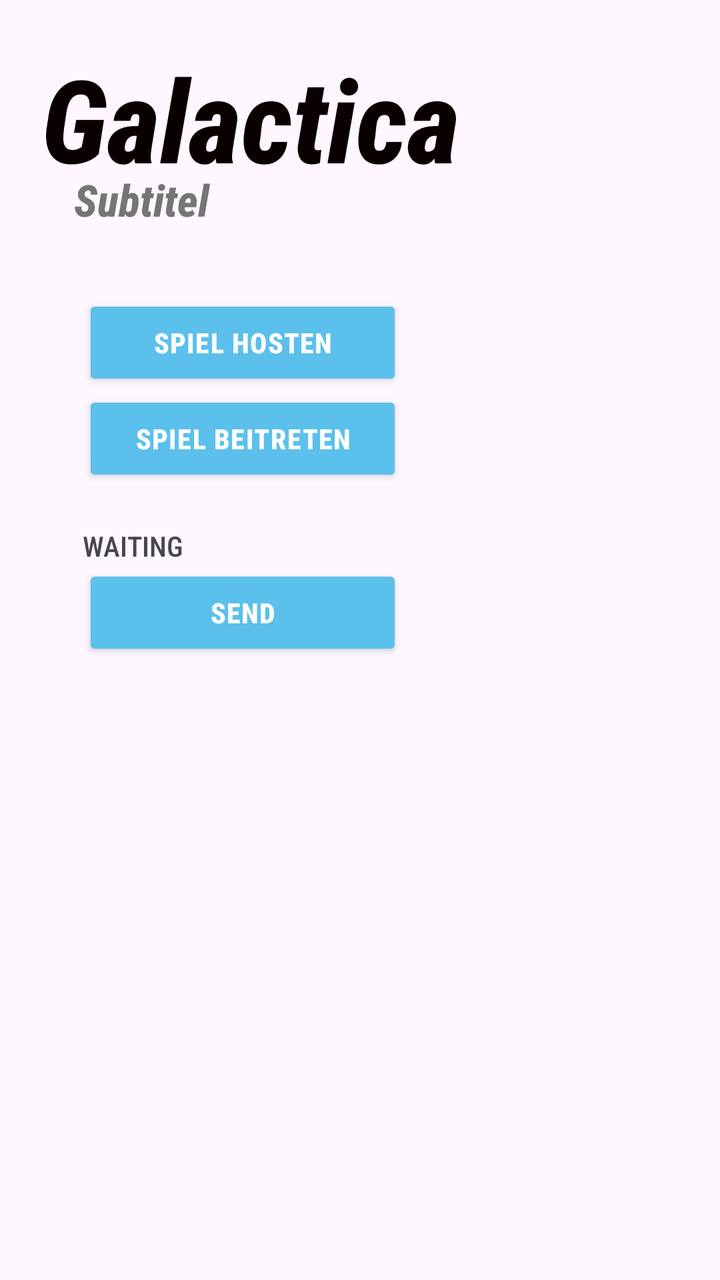
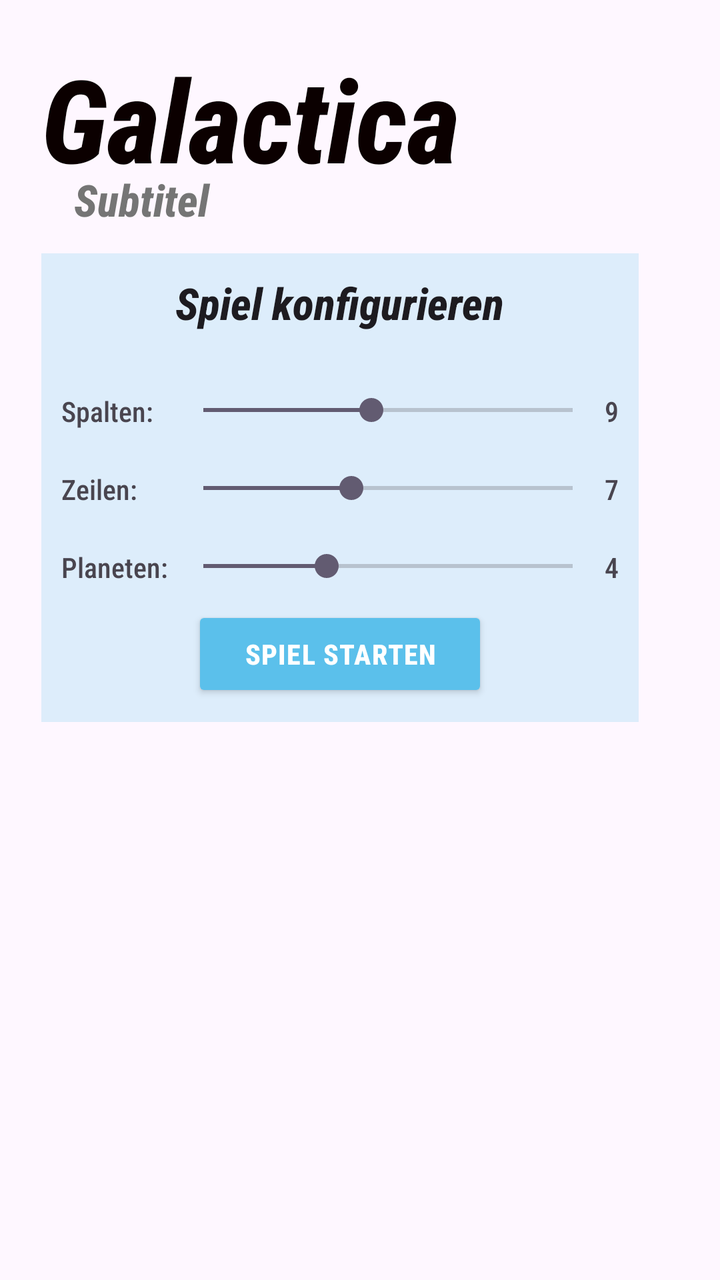

An Android layout rendered at two revisions. The XML below is the earlier revision; the diff shows what the commit changed to produce the second picture.
<!-- AndroidManifest.xml: application theme Theme.Galactica -->
<!-- res/layout/activity_main.xml -->
<?xml version="1.0" encoding="utf-8"?>
<androidx.constraintlayout.widget.ConstraintLayout xmlns:android="http://schemas.android.com/apk/res/android"
    xmlns:app="http://schemas.android.com/apk/res-auto"
    xmlns:tools="http://schemas.android.com/tools"
    android:id="@+id/main"
    android:layout_width="match_parent"
    android:layout_height="match_parent"
    tools:context=".MainActivity">

    <LinearLayout
        android:id="@+id/menu_left_layout"
        android:layout_width="match_parent"
        android:layout_height="match_parent"
        android:gravity="top|start"
        android:orientation="vertical"
        android:padding="10pt">

        <TextView
            android:id="@+id/gametitle"
            android:layout_width="wrap_content"
            android:layout_height="wrap_content"
            android:fontFamily="sans-serif-condensed-medium"
            android:text="@string/app_name"
            android:textColor="#0B0000"
            android:textSize="28pt"
            android:textStyle="bold|italic"
            app:layout_constraintBottom_toBottomOf="parent"
            app:layout_constraintEnd_toEndOf="parent"
            app:layout_constraintStart_toStartOf="parent"
            app:layout_constraintTop_toTopOf="parent" />

        <TextView
            android:id="@+id/subtitle"
            android:layout_width="match_parent"
            android:layout_height="wrap_content"
            android:fontFamily="sans-serif-condensed-medium"
            android:text="@string/subtitle"
            android:textAppearance="@style/TextAppearance.AppCompat.Large"
            android:textColor="@color/gray_600"
            android:textStyle="bold|italic"
            android:translationX="8pt"
            android:translationY="-6pt"
            app:layout_constraintBottom_toBottomOf="parent"
            app:layout_constraintEnd_toEndOf="parent"
            app:layout_constraintStart_toStartOf="parent"
            app:layout_constraintTop_toTopOf="parent" />

        <HorizontalScrollView
            android:id="@+id/campaign_levels"
            android:layout_width="match_parent"
            android:layout_height="match_parent"
            android:layout_marginStart="1dp"
            android:layout_marginTop="1dp"
            android:layout_marginEnd="1dp"
            android:layout_marginBottom="1dp"
            android:foregroundGravity="center_vertical"
            android:visibility="gone">

            
            <LinearLayout
                android:layout_width="wrap_content"
                android:layout_height="match_parent"
                android:foregroundGravity="center"
                android:gravity="center"
                android:orientation="horizontal">

                <de.mstrauss.galactica.ui.LevelCard
                    android:layout_width="match_parent"
                    android:layout_height="match_parent"
                    app:LevelNumber="1"
                    app:columns="6"
                    app:planetAmount="3"
                    app:rows="4" />

                <de.mstrauss.galactica.ui.LevelCard
                    android:layout_width="match_parent"
                    android:layout_height="match_parent"
                    app:LevelNumber="2"
                    app:availableMoves="26"
                    app:columns="7"
                    app:planetAmount="5"
                    app:rows="5" />

                <de.mstrauss.galactica.ui.LevelCard
                    android:layout_width="match_parent"
                    android:layout_height="match_parent"
                    app:LevelNumber="3"
                    app:availableMoves="18"
                    app:columns="9"
                    app:planetAmount="6"
                    app:rows="7" />

                <de.mstrauss.galactica.ui.LevelCard
                    android:layout_width="match_parent"
                    android:layout_height="match_parent"
                    app:LevelNumber="4"
                    app:availableMoves="12"
                    app:columns="10"
                    app:planetAmount="2"
                    app:rows="4" />

                <de.mstrauss.galactica.ui.LevelCard
                    android:layout_width="match_parent"
                    android:layout_height="match_parent"
                    app:LevelNumber="5"
                    app:availableMoves="26"
                    app:columns="14"
                    app:planetAmount="8"
                    app:rows="11" />

            </LinearLayout>
        </HorizontalScrollView>

        <LinearLayout
            android:id="@+id/single_player_playground_setting"
            android:layout_width="match_parent"
            android:layout_height="match_parent"
            android:gravity="center"
            android:orientation="horizontal"
            android:visibility="gone">

            <LinearLayout
                android:layout_width="wrap_content"
                android:layout_height="wrap_content"
                android:gravity="start"
                android:orientation="vertical">

                <androidx.appcompat.widget.SwitchCompat
                    android:layout_width="match_parent"
                    android:layout_height="match_parent"></androidx.appcompat.widget.SwitchCompat>
            </LinearLayout>

            <Button
                android:id="@+id/start_single_player_game_button"
                style="@android:style/Widget.Material.Button"
                android:layout_width="wrap_content"
                android:layout_height="wrap_content"
                android:text="@string/start_game_button"></Button>
        </LinearLayout>

        <LinearLayout
            android:id="@+id/settings_menu_layout"
            android:layout_width="wrap_content"
            android:layout_height="wrap_content"
            android:gravity="center|start"
            android:orientation="vertical"
            android:padding="10pt"
            android:visibility="gone"></LinearLayout>

        <LinearLayout
            android:id="@+id/single_menu_layout"
            android:layout_width="wrap_content"
            android:layout_height="wrap_content"
            android:gravity="center|start"
            android:orientation="vertical"
            android:padding="10pt"
            android:visibility="gone">

            <Button
                android:id="@+id/campaign_button"
                style="@android:style/Widget.Material.Button"
                android:layout_width="match_parent"
                android:layout_height="wrap_content"
                android:text="@string/campagne_button" />

            <Button
                android:id="@+id/single_player_playground_button"
                style="@android:style/Widget.Material.Button"
                android:layout_width="match_parent"
                android:layout_height="wrap_content"
                android:text="@string/custom_game" />
        </LinearLayout>

        <LinearLayout
            android:id="@+id/multi_menu_layout"
            android:layout_width="wrap_content"
            android:layout_height="wrap_content"
            android:gravity="center|start"
            android:orientation="vertical"
            android:padding="10pt"
            android:visibility="visible">
            <Button
                android:id="@+id/host_game_button"
                style="@android:style/Widget.Material.Button"
                android:layout_width="match_parent"
                android:layout_height="wrap_content"
                android:text="@string/host_game_button"/>

            <Button
                android:id="@+id/join_game_button"
                style="@android:style/Widget.Material.Button"
                android:layout_width="match_parent"
                android:layout_height="wrap_content"
                android:text="@string/join_game_button"/>

            <Space
                android:layout_width="match_parent"
                android:layout_height="20dp"
                android:background="@color/black">
            </Space>

            <TextView
                android:id="@+id/testConnectionText"
                android:layout_width="match_parent"
                android:layout_height="wrap_content"
                android:text="WAITING"/>

            <Button
                android:id="@+id/testConnectionButton"
                style="@android:style/Widget.Material.Button"
                android:layout_width="match_parent"
                android:layout_height="wrap_content"
                android:text="SEND"/>
        </LinearLayout>

        <LinearLayout
            android:id="@+id/menu_buttons_layout"
            android:layout_width="wrap_content"
            android:layout_height="wrap_content"
            android:gravity="center|start"
            android:orientation="vertical"
            android:padding="10pt"
            android:visibility="gone">

            <Button
                android:id="@+id/menu_singleplayer_button"
                style="@android:style/Widget.Material.Button"
                android:layout_width="match_parent"
                android:layout_height="wrap_content"
                android:text="@string/singleplayer_button" />

            <Button
                android:id="@+id/menu_multiplayer_button"
                style="@android:style/Widget.Material.Button"
                android:layout_width="match_parent"
                android:layout_height="wrap_content"
                android:text="@string/multiplayer_button" />

            <Button
                android:id="@+id/menu_settings_button"
                style="@android:style/Widget.Material.Button"
                android:layout_width="wrap_content"
                android:layout_height="wrap_content"
                android:text="@string/settings_button" />

        </LinearLayout>

    </LinearLayout>

    <LinearLayout
        android:id="@+id/menu_back_button"
        android:layout_width="match_parent"
        android:layout_height="match_parent"
        android:gravity="end|top"
        android:orientation="vertical"
        android:padding="5pt"
        android:visibility="gone"
        app:layout_constraintTop_toTopOf="parent">

        <Button
            android:id="@+id/menu_back_button_inner"
            style="@android:style/Widget.Material.Button"
            android:layout_width="wrap_content"
            android:layout_height="wrap_content"
            android:text="@string/back_button" />
    </LinearLayout>
</androidx.constraintlayout.widget.ConstraintLayout>
<!-- resources referenced by this layout -->
<resources>
  <color name="black">#FF000000</color>
  <color name="gray_600">#FF757575</color>
  <string name="app_name">Galactica</string>
  <string name="back_button">Zurück</string>
  <string name="campagne_button">Kampagne</string>
  <string name="custom_game">Freies Spiel</string>
  <string name="host_game_button">Spiel Hosten</string>
  <string name="join_game_button">Spiel Beitreten</string>
  <string name="multiplayer_button">Mehrspieler</string>
  <string name="settings_button">Einstellungen</string>
  <string name="singleplayer_button">Einzelspieler</string>
  <string name="start_game_button">Start Game</string>
  <string name="subtitle">Subtitel</string>
  <style name="Theme.Galactica" parent="Base.Theme.Galactica" />
  <style name="Base.Theme.Galactica" parent="Theme.Material3.DayNight.NoActionBar">
  
          
          <item name="materialButtonStyle">@style/GalacticaButton</item>
  
          
          <item name="materialButtonOutlinedStyle">@style/GalacticaButton.Outlined</item>
  
          
          <item name="textAppearanceBodyLarge">@style/TextAppearance.Galactica.Body</item>
          <item name="fontFamily">sans-serif-condensed-medium</item>
  
          
      </style>
  <style name="GalacticaButton" parent="Widget.Material3.Button">
          <item name="backgroundTint">@color/space_glow</item>
          <item name="android:textColor">@color/white</item>
          <item name="cornerRadius">8dp</item>
          <item name="android:textStyle">bold</item>
          
          <item name="android:minHeight">52dp</item>
          <item name="android:insetTop">2dp</item>
          <item name="android:insetBottom">2dp</item>
          <item name="android:insetLeft">2dp</item>
          <item name="android:insetRight">2dp</item>
          <item name="android:letterSpacing">0.03</item>
      </style>
  <style name="GalacticaButton.Outlined" parent="Widget.Material3.Button.OutlinedButton">
          <item name="strokeColor">@color/space_glow</item>
          <item name="strokeWidth">2dp</item>
          <item name="cornerRadius">2dp</item>
          <item name="android:textColor">@color/white</item>
          <item name="android:minHeight">52dp</item>
      </style>
  <style name="TextAppearance.Galactica.Body" parent="TextAppearance.Material3.BodyLarge">
          <item name="android:textColor">@color/white</item>
      </style>
  <color name="space_glow">#5BC0EB</color>
  <color name="white">#FFFFFFFF</color>
</resources>

<!-- the commit's change to res/layout/activity_main.xml (unified diff, before → after) -->
@@ -178,39 +178,147 @@
             android:gravity="center|start"
             android:orientation="vertical"
             android:padding="10pt"
-            android:visibility="visible">
+            android:visibility="gone">
+
             <Button
                 android:id="@+id/host_game_button"
                 style="@android:style/Widget.Material.Button"
                 android:layout_width="match_parent"
                 android:layout_height="wrap_content"
-                android:text="@string/host_game_button"/>
+                android:text="@string/host_game_button" />
 
             <Button
                 android:id="@+id/join_game_button"
                 style="@android:style/Widget.Material.Button"
                 android:layout_width="match_parent"
                 android:layout_height="wrap_content"
-                android:text="@string/join_game_button"/>
-
-            <Space
-                android:layout_width="match_parent"
-                android:layout_height="20dp"
-                android:background="@color/black">
-            </Space>
-
-            <TextView
-                android:id="@+id/testConnectionText"
-                android:layout_width="match_parent"
-                android:layout_height="wrap_content"
-                android:text="WAITING"/>
-
-            <Button
-                android:id="@+id/testConnectionButton"
-                style="@android:style/Widget.Material.Button"
-                android:layout_width="match_parent"
-                android:layout_height="wrap_content"
-                android:text="SEND"/>
+                android:text="@string/join_game_button" />
+        </LinearLayout>
+
+        <LinearLayout
+            android:id="@+id/multiplayer_lobby_host"
+            android:layout_width="match_parent"
+            android:layout_height="wrap_content"
+            android:orientation="horizontal"
+            android:gravity="center"
+            >
+            <LinearLayout
+                android:layout_width="wrap_content"
+                android:layout_height="wrap_content"
+                android:orientation="vertical"
+                android:layout_marginEnd="20dp"
+                android:padding="10dp"
+                android:background="@color/transparent_space_glow"
+                android:gravity="center"
+                android:minWidth="300dp">
+
+                <TextView
+                    android:id="@+id/testConnectionText"
+                    android:layout_width="wrap_content"
+                    android:layout_height="wrap_content"
+                    android:fontFamily="sans-serif-condensed-medium"
+                    android:text="Spiel konfigurieren"
+                    android:textAppearance="@style/TextAppearance.AppCompat.Large"
+                    android:textStyle="bold|italic">
+                </TextView>
+
+                <Space
+                    android:layout_width="match_parent"
+                    android:layout_height="20dp"/>
+
+                <LinearLayout
+                    android:layout_width="match_parent"
+                    android:layout_height="wrap_content"
+                    android:orientation="horizontal"
+                    android:layout_gravity="top">
+
+                    <LinearLayout
+                        android:layout_width="wrap_content"
+                        android:layout_weight="1"
+                        android:layout_height="wrap_content"
+                        android:orientation="vertical">
+
+                        <LinearLayout
+                            android:layout_width="match_parent"
+                            android:layout_height="wrap_content"
+                            android:orientation="horizontal"
+                            android:layout_marginVertical="10dp"
+                            >
+                            <TextView
+                                android:layout_width="55dp"
+                                android:layout_height="wrap_content"
+                                android:text="Spalten:"/>
+
+                            <SeekBar
+                                android:layout_width="0dp"
+                                android:layout_height="wrap_content"
+                                android:layout_weight="1"
+                                android:min="4"
+                                android:max="15"
+                                android:minWidth="80dp"
+                                android:progress="9" />
+                            <TextView
+                                android:layout_width="wrap_content"
+                                android:layout_height="wrap_content"
+                                android:text="9"/>
+                        </LinearLayout>
+
+                        <LinearLayout
+                            android:layout_width="match_parent"
+                            android:layout_height="wrap_content"
+                            android:orientation="horizontal"
+                            android:layout_marginVertical="10dp">
+                            <TextView
+                                android:layout_width="55dp"
+                                android:layout_height="wrap_content"
+                                android:text="Zeilen:"/>
+                            <SeekBar
+                                android:layout_width="0dp"
+                                android:minWidth="80dp"
+                                android:layout_weight="1"
+                                android:max="13"
+                                android:min="3"
+                                android:progress="7"
+                                android:layout_height="wrap_content" />
+                            <TextView
+                                android:layout_width="wrap_content"
+                                android:layout_height="wrap_content"
+                                android:text="7"/>
+                        </LinearLayout>
+
+                        <LinearLayout
+                            android:layout_width="match_parent"
+                            android:layout_height="wrap_content"
+                            android:orientation="horizontal"
+                            android:layout_marginVertical="10dp">
+                            <TextView
+                                android:layout_width="55dp"
+                                android:layout_height="wrap_content"
+                                android:text="Planeten:"/>
+                            <SeekBar
+                                android:layout_width="0dp"
+                                android:minWidth="80dp"
+                                android:layout_weight="1"
+                                android:max="10"
+                                android:min="1"
+                                android:progress="4"
+                                android:layout_height="wrap_content" />
+                            <TextView
+                                android:layout_width="wrap_content"
+                                android:layout_height="wrap_content"
+                                android:text="4"/>
+                        </LinearLayout>
+                    </LinearLayout>
+                </LinearLayout>
+                <Button
+                    android:id="@+id/testConnectionButton"
+                    style="@android:style/Widget.Material.Button"
+                    android:layout_width="wrap_content"
+                    android:layout_height="wrap_content"
+                    android:text="Spiel STARTEN"/>
+            </LinearLayout>
+
+
         </LinearLayout>
 
         <LinearLayout
@@ -242,9 +350,7 @@
                 android:layout_width="wrap_content"
                 android:layout_height="wrap_content"
                 android:text="@string/settings_button" />
-
-        </LinearLayout>
-
+        </LinearLayout>
     </LinearLayout>
 
     <LinearLayout
@@ -256,7 +362,6 @@
         android:padding="5pt"
         android:visibility="gone"
         app:layout_constraintTop_toTopOf="parent">
-
         <Button
             android:id="@+id/menu_back_button_inner"
             style="@android:style/Widget.Material.Button"
<!-- resource entries referenced after the edit -->
@@ -1,7 +1,7 @@
 <!-- resources referenced by this layout -->
 <resources>
-  <color name="black">#FF000000</color>
   <color name="gray_600">#FF757575</color>
+  <color name="transparent_space_glow">#335BC0EB</color>
   <string name="app_name">Galactica</string>
   <string name="back_button">Zurück</string>
   <string name="campagne_button">Kampagne</string>
